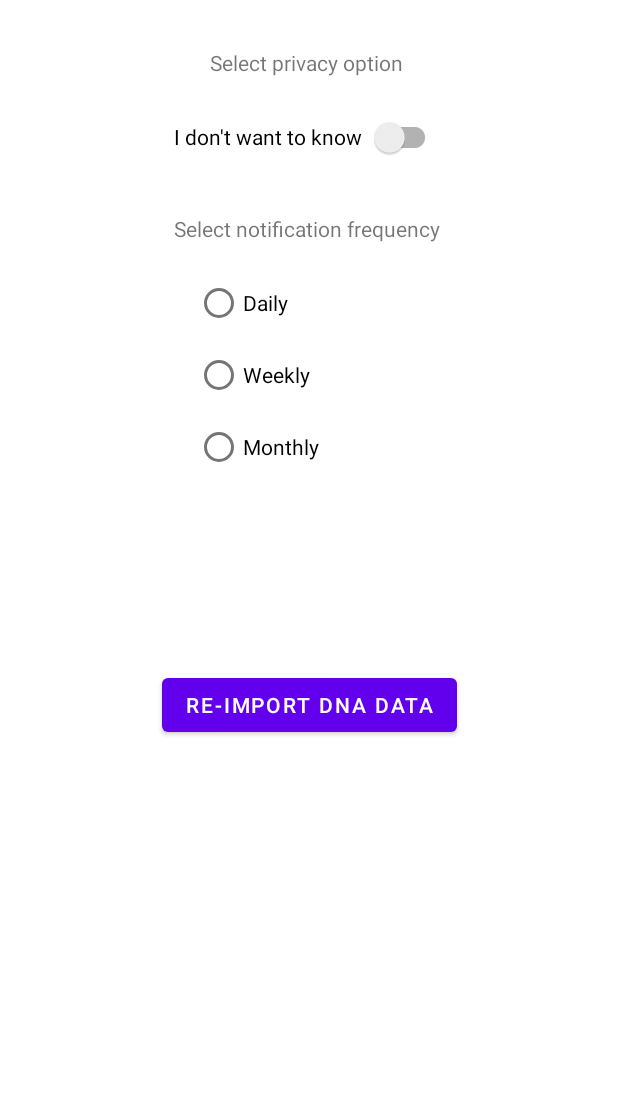
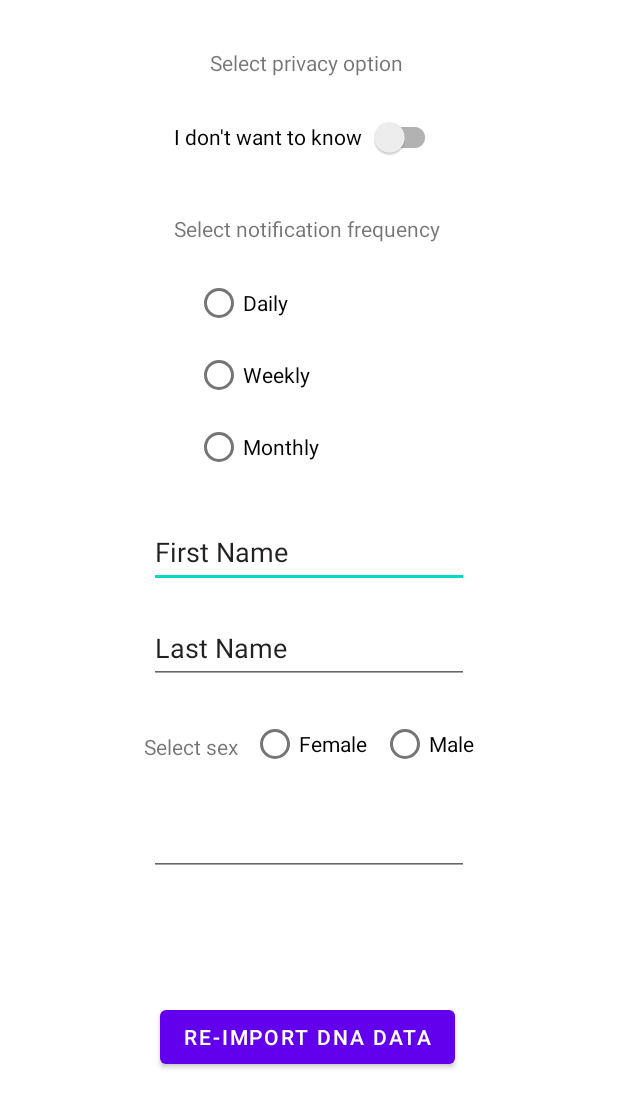
Before and after one commit to CristinaERoman/ShipIt2022, an Android app: the layout settings_activity.xml on its own in the app's theme, with its tools: preview values and no code run, on a phone screen of 412 x 824 dp. Shown: the top 1108 px of the screen. Run offline under Robolectric (Android 15) with nearby library versions, the phone set to English and light mode, and no system bars.

Commit message:
Settings and patient

```diff
--- a/BunnyGene/app/src/main/java/com/example/bunnygene/contract/PatientDTO.java
+++ b/BunnyGene/app/src/main/java/com/example/bunnygene/contract/PatientDTO.java
@@ -9,14 +9,18 @@ public class PatientDTO {
     private String middleName;
     private String sex;
     private String dateOfBirth;
+    private Boolean privacy;
+    private String notificationFrequency;
 
-    public PatientDTO(/*String id,*/ String firstName, String lastName, String middleName, String sex, String dateOfBirth) {
+    public PatientDTO(/*String id,*/ String firstName, String lastName, String middleName, String sex, String dateOfBirth, Boolean privacy, String notificationFrequency) {
 //        this.id = id;
         this.firstName = firstName;
         this.lastName = lastName;
         this.middleName = middleName;
         this.sex = sex;
         this.dateOfBirth = dateOfBirth;
+        this.privacy = privacy;
+        this.notificationFrequency = notificationFrequency;
     }
 
     public String getId() {
@@ -66,4 +70,21 @@ public class PatientDTO {
     public void setDateOfBirth(String dateOfBirth) {
         this.dateOfBirth = dateOfBirth;
     }
+
+    public Boolean getPrivacy() {
+        return privacy;
+    }
+
+    public void setPrivacy(Boolean privacy) {
+        this.privacy = privacy;
+    }
+
+    public String getNotificationFrequency() {
+        return notificationFrequency;
+    }
+
+    public void setNotificationFrequency(String notificationFrequency) {
+        this.notificationFrequency = notificationFrequency;
+    }
+
 }
--- a/BunnyGene/app/src/main/java/com/example/bunnygene/services/data/PatientDAO.java
+++ b/BunnyGene/app/src/main/java/com/example/bunnygene/services/data/PatientDAO.java
@@ -15,6 +15,8 @@ public class PatientDAO {
     public static final String COLUMN_MIDDLE_NAME = "MiddleName";
     public static final String COLUMN_SEX = "Sex";
     public static final String COLUMN_DATE_OF_BIRTH = "DateOfBirth";
+    public static final String COLUMN_PRIVACY = "Privacy";
+    public static final String COLUMN_FREQUENCY = "NotificationFrequency";
 
     public static final String CREATE_PATIENT_TABLE =
             "CREATE TABLE " + TABLE_NAME + "(" +
@@ -24,6 +26,8 @@ public class PatientDAO {
                     COLUMN_MIDDLE_NAME + " TEXT, " +
                     COLUMN_SEX + " TEXT, " +
                     COLUMN_DATE_OF_BIRTH + " TEXT" +
+                    COLUMN_PRIVACY + " Binary " +
+                    COLUMN_FREQUENCY + " TEXT " +
                     ")";
 
     public static void insertPatient(SQLiteDatabase db, PatientDTO patient) {
@@ -34,6 +38,8 @@ public class PatientDAO {
         values.put(COLUMN_MIDDLE_NAME, patient.getMiddleName());
         values.put(COLUMN_SEX, patient.getSex());
         values.put(COLUMN_DATE_OF_BIRTH, patient.getDateOfBirth());
+        values.put(COLUMN_PRIVACY, patient.getPrivacy());
+        values.put(COLUMN_FREQUENCY, patient.getNotificationFrequency());
         db.insert(TABLE_NAME, null, values);
     }
 
--- a/BunnyGene/app/src/main/java/com/example/bunnygene/web/Settings.java
+++ b/BunnyGene/app/src/main/java/com/example/bunnygene/web/Settings.java
@@ -1,6 +1,7 @@
 package com.example.bunnygene.web;
 
 import android.content.Intent;
+import android.database.sqlite.SQLiteDatabase;
 import android.os.Bundle;
 import android.view.View;
 import android.widget.Button;
@@ -9,13 +10,26 @@ import androidx.appcompat.app.ActionBar;
 import androidx.appcompat.app.AppCompatActivity;
 
 import com.example.bunnygene.R;
+import com.example.bunnygene.services.data.DBHelper;
+import com.example.bunnygene.services.helpers.CSVReader;
+import com.example.bunnygene.services.helpers.ImportHelper;
+
+import java.io.InputStream;
 
 public class Settings extends AppCompatActivity {
+
+    private DBHelper dbHelper;
+    private SQLiteDatabase db;
+    private CSVReader csvReader;
 
     @Override
     protected void onCreate(Bundle savedInstanceState) {
         super.onCreate(savedInstanceState);
         setContentView(R.layout.settings_activity);
+
+        dbHelper = new DBHelper(this);
+        db = dbHelper.getReadableDatabase();
+        csvReader = new CSVReader(this);
 
         ActionBar actionBar = getSupportActionBar();
         if (actionBar != null) {
@@ -24,8 +38,9 @@ public class Settings extends AppCompatActivity {
         Button yourButton = (Button) findViewById(R.id.reImport);
 
         yourButton.setOnClickListener(new View.OnClickListener(){
-            public void onClick(View v){
-                startActivity(new Intent(Settings.this, ImportDnaActivity.class));
+            public void onClick(View view){
+                InputStream is = getResources().openRawResource(R.raw.report);
+                ImportHelper.importDnaData(is, csvReader, db);
             }
         });
 
--- a/BunnyGene/app/src/main/res/layout/settings_activity.xml
+++ b/BunnyGene/app/src/main/res/layout/settings_activity.xml
@@ -15,16 +15,15 @@
             android:layout_width="wrap_content"
             android:layout_height="wrap_content"
             android:layout_marginStart="16dp"
-            android:layout_marginTop="16dp"
-            android:layout_marginEnd="16dp"
-            android:layout_marginBottom="183dp"
+            android:layout_marginTop="8dp"
             android:text="Re-import DNA data"
             android:visibility="visible"
             app:layout_constraintBottom_toBottomOf="parent"
             app:layout_constraintEnd_toEndOf="parent"
+            app:layout_constraintHorizontal_bias="0.456"
             app:layout_constraintStart_toStartOf="parent"
-            app:layout_constraintTop_toBottomOf="@+id/radioGroup"
-            app:layout_constraintVertical_bias="0.411" />
+            app:layout_constraintTop_toBottomOf="@+id/editTextDate"
+            app:layout_constraintVertical_bias="0.408" />
 
         <androidx.appcompat.widget.SwitchCompat
             android:id="@+id/privacySwitch"
@@ -85,6 +84,93 @@
             app:layout_constraintStart_toStartOf="parent"
             app:layout_constraintTop_toTopOf="parent" />
 
+        <EditText
+            android:id="@+id/editTextTextPersonName2"
+            android:layout_width="wrap_content"
+            android:layout_height="wrap_content"
+            android:layout_marginTop="16dp"
+            android:ems="10"
+            android:inputType="textPersonName"
+            android:minHeight="48dp"
+            android:text="First Name"
+            app:layout_constraintEnd_toEndOf="parent"
+            app:layout_constraintHorizontal_bias="0.5"
+            app:layout_constraintStart_toStartOf="parent"
+            app:layout_constraintTop_toBottomOf="@+id/radioGroup" />
+
+        <EditText
+            android:id="@+id/editTextTextPersonName3"
+            android:layout_width="wrap_content"
+            android:layout_height="wrap_content"
+            android:layout_marginTop="16dp"
+            android:ems="10"
+            android:inputType="textPersonName"
+            android:minHeight="48dp"
+            android:text="Last Name"
+            app:layout_constraintEnd_toEndOf="parent"
+            app:layout_constraintHorizontal_bias="0.5"
+            app:layout_constraintStart_toStartOf="parent"
+            app:layout_constraintTop_toBottomOf="@+id/editTextTextPersonName2" />
+
+        <EditText
+            android:id="@+id/editTextDate"
+            android:layout_width="wrap_content"
+            android:layout_height="wrap_content"
+            android:layout_marginTop="16dp"
+            android:contentDescription="Date of birth"
+            android:ems="10"
+            android:inputType="date"
+            android:minHeight="48dp"
+            app:layout_constraintEnd_toEndOf="parent"
+            app:layout_constraintHorizontal_bias="0.5"
+            app:layout_constraintStart_toStartOf="parent"
+            app:layout_constraintTop_toBottomOf="@+id/femaleButton" />
+
+        <RadioButton
+            android:id="@+id/maleButton"
+            android:layout_width="wrap_content"
+            android:layout_height="wrap_content"
+            android:layout_marginTop="16dp"
+            android:text="Male"
+            app:layout_constraintBottom_toTopOf="@+id/editTextDate"
+            app:layout_constraintEnd_toEndOf="parent"
+            app:layout_constraintHorizontal_bias="0.5"
+            app:layout_constraintStart_toEndOf="@+id/textView5"
+            app:layout_constraintTop_toBottomOf="@+id/editTextTextPersonName3"
+            app:layout_constraintVertical_bias="0.0" />
+
+        <RadioButton
+            android:id="@+id/femaleButton"
+            android:layout_width="wrap_content"
+            android:layout_height="wrap_content"
+            android:layout_marginTop="16dp"
+            android:text="Female"
+            app:layout_constraintBottom_toTopOf="@+id/editTextDate"
+            app:layout_constraintEnd_toEndOf="parent"
+            app:layout_constraintHorizontal_bias="0.5"
+            app:layout_constraintStart_toStartOf="parent"
+            app:layout_constraintTop_toBottomOf="@+id/editTextTextPersonName3" />
+
+        <TextView
+            android:id="@+id/textView5"
+            android:layout_width="wrap_content"
+            android:layout_height="wrap_content"
+            android:layout_marginTop="8dp"
+            android:text="Select sex"
+            app:layout_constraintBottom_toTopOf="@+id/editTextDate"
+            app:layout_constraintEnd_toStartOf="@+id/maleButton"
+            app:layout_constraintHorizontal_bias="0.5"
+            app:layout_constraintStart_toStartOf="parent"
+            app:layout_constraintTop_toBottomOf="@+id/editTextTextPersonName3"
+            app:layout_constraintVertical_bias="0.452" />
+
+        <androidx.constraintlayout.widget.Guideline
+            android:id="@+id/guideline2"
+            android:layout_width="wrap_content"
+            android:layout_height="wrap_content"
+            android:orientation="vertical"
+            app:layout_constraintGuide_begin="20dp" />
+
     </androidx.constraintlayout.widget.ConstraintLayout>
 
     <com.google.android.material.chip.Chip
```
